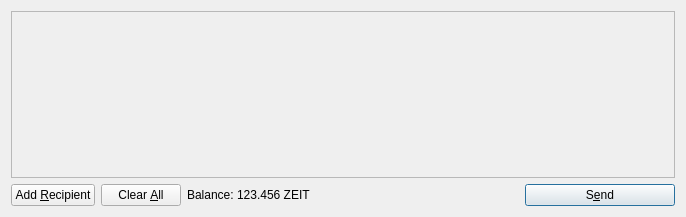
The window that src/qt/forms/sendcoinsdialog.ui (jarno83/cryptogold) describes before a commit, drawn with Qt 5.
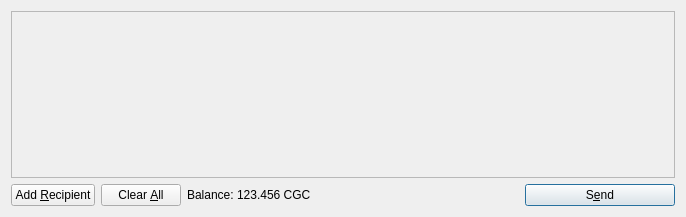
The same window after the commit. Icons and pictures are not drawn.

Diff of the .ui file:
```diff
--- a/src/qt/forms/sendcoinsdialog.ui
+++ b/src/qt/forms/sendcoinsdialog.ui
@@ -119,7 +119,7 @@
           <cursorShape>IBeamCursor</cursorShape>
          </property>
          <property name="text">
-          <string>123.456 ZEIT</string>
+          <string>123.456 CGC</string>
          </property>
          <property name="textInteractionFlags">
           <set>Qt::LinksAccessibleByMouse|Qt::TextSelectableByKeyboard|Qt::TextSelectableByMouse</set>
```
